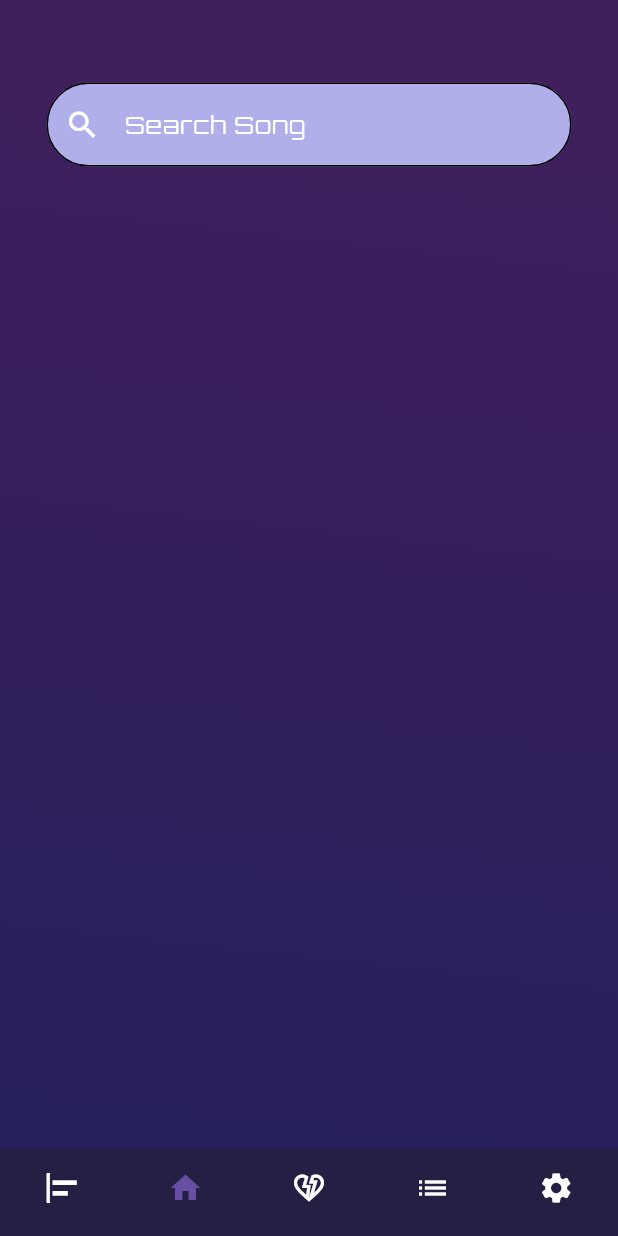
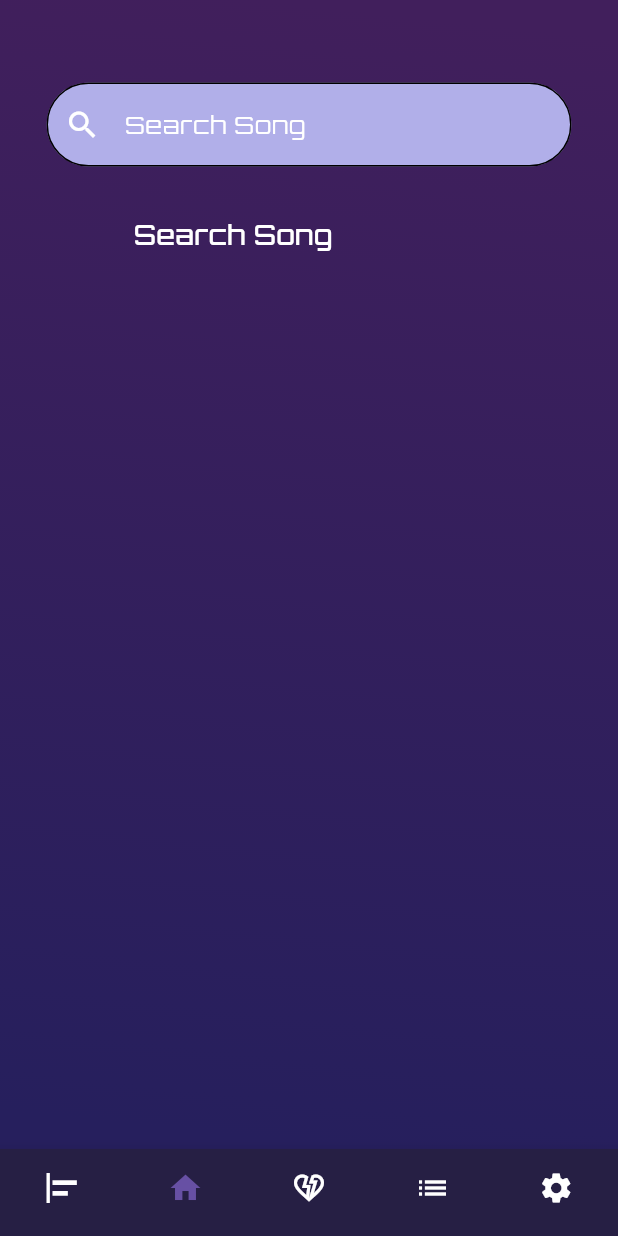
Before and after one commit to MeladShawky/Music-app, a Flutter app: the HomeScreen screen opened by its route, item 2 of the bottom bar chosen, on a phone screen of 412 x 824 dp. Run offline on Flutter 3.47's test engine with Material 3 defaults, Android fonts, the phone set to English and light mode, and no system bars.

Commit message:
desing home page part 8 (make CustomTitleHomePage)

```diff
--- a/lib/core/resources/font_manger.dart
+++ b/lib/core/resources/font_manger.dart
@@ -5,4 +5,5 @@ class FontManger{
 
 class FontSizeManger{
   static const double f50=50;
+  static const double f18=18;
 }
--- a/lib/core/resources/padding_values.dart
+++ b/lib/core/resources/padding_values.dart
@@ -1,3 +1,5 @@
 class PaddingValues{
   static const double p70=70;
+  static const double p58=58;
+  static const double p32=32;
 }
--- a/lib/core/resources/string_values.dart
+++ b/lib/core/resources/string_values.dart
@@ -3,5 +3,6 @@ class StringValues{
   static const String titleOnBoardingPage = 'Find Your Favourite';
   static const String titleOnBoardingPage2 = 'Music';
   static const String get_started = 'Get Started';
+  static const String Search_Song = 'Search Song';
 
 }
--- a/lib/features/home/screens/home_page.dart
+++ b/lib/features/home/screens/home_page.dart
@@ -2,9 +2,10 @@ import 'package:flutter/material.dart';
 import 'package:music_app/core/resources/alignment_mangers.dart';
 import 'package:music_app/core/resources/color_mangers.dart';
 import 'package:music_app/features/home/widgets/custom_text_field_home_page.dart';
+import 'package:music_app/features/home/widgets/custom_title_home_page.dart';
 
 class HomePage extends StatelessWidget {
-  const HomePage({Key? key}) : super(key: key);
+  const HomePage({super.key});
 
   @override
   Widget build(BuildContext context) {
@@ -19,8 +20,10 @@ class HomePage extends StatelessWidget {
       child: Padding(
         padding: const EdgeInsets.only(top: 55, right: 31, left: 31),
         child: Column(
+          crossAxisAlignment: CrossAxisAlignment.start,
           children: [
             CustomTextFieldHomePage(),
+            CustomTitleHomePage(),
           ],
         ),
       ),
--- a/lib/features/home/widgets/custom_text_field_home_page.dart
+++ b/lib/features/home/widgets/custom_text_field_home_page.dart
@@ -1,5 +1,6 @@
 import 'package:flutter/material.dart';
 import 'package:music_app/core/resources/color_mangers.dart';
+import 'package:music_app/core/resources/string_values.dart';
 
 class CustomTextFieldHomePage extends StatelessWidget {
   const CustomTextFieldHomePage({Key? key}) : super(key: key);
@@ -8,7 +9,7 @@ class CustomTextFieldHomePage extends StatelessWidget {
   Widget build(BuildContext context) {
     return TextField(
       decoration: InputDecoration(
-        hintText: 'Search Song',
+        hintText: StringValues.Search_Song,
         hintStyle: TextStyle(color: ColorMangers.kWhite),
         prefixIcon: Icon(Icons.search,color: ColorMangers.kWhite,),
         filled: true,
--- /dev/null
+++ b/lib/features/home/widgets/custom_title_home_page.dart
@@ -0,0 +1,24 @@
+import 'package:flutter/material.dart';
+import 'package:music_app/core/resources/color_mangers.dart';
+import 'package:music_app/core/resources/font_manger.dart';
+import 'package:music_app/core/resources/padding_values.dart';
+import 'package:music_app/core/resources/string_values.dart';
+
+class CustomTitleHomePage extends StatelessWidget {
+  const CustomTitleHomePage({Key? key}) : super(key: key);
+
+  @override
+  Widget build(BuildContext context) {
+    return Padding(
+      padding: const EdgeInsets.only(left: PaddingValues.p58, top: PaddingValues.p32),
+      child: Text(
+        StringValues.Search_Song,
+        style: TextStyle(
+          color: ColorMangers.kWhite,
+          fontWeight: FontWeight.w500,
+          fontSize: FontSizeManger.f18
+        ),
+      ),
+    );
+  }
+}
```
